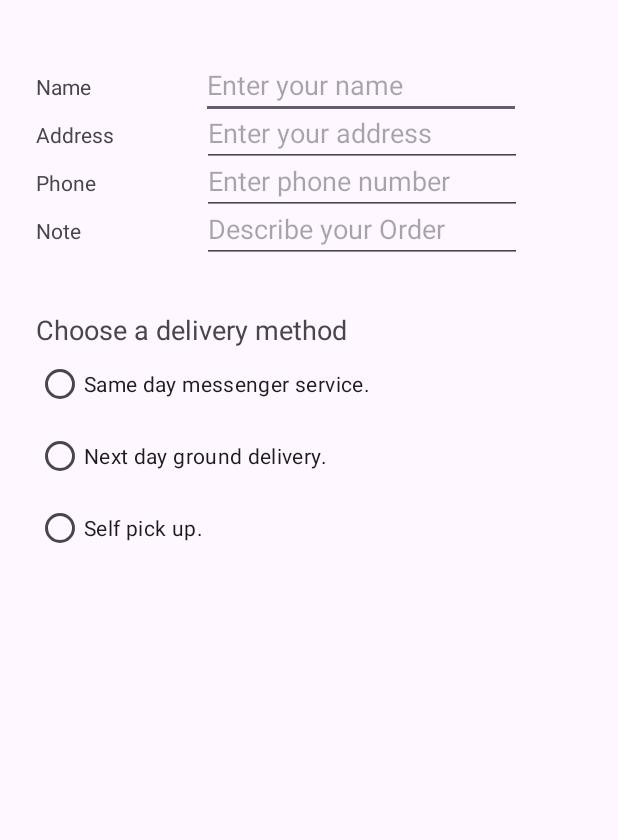
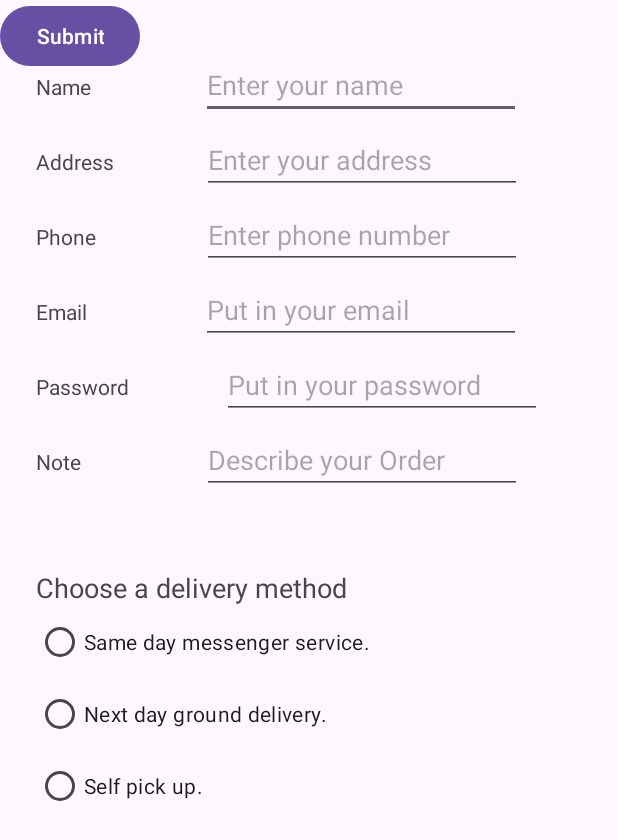
Before and after one commit to Marz-dev-tech/137214_Cafe_App, an Android app: the OrderActivity screen opened directly, with no data from a screen before it, on a phone screen of 412 x 824 dp. Shown: the top 840 px of the screen. Run offline under Robolectric (Android 15) with nearby library versions, the phone set to English and light mode, and no system bars.

Commit message:
Email, Password and Submit
Addedd email and password fields as well as a submit button

```diff
--- a/app/src/main/AndroidManifest.xml
+++ b/app/src/main/AndroidManifest.xml
@@ -13,8 +13,11 @@
         android:theme="@style/Theme.Cafe_App"
         tools:targetApi="31">
         <activity
+            android:name=".OrderDetailsActivity"
+            android:exported="false" />
+        <activity
             android:name=".OrderActivity"
-            android:label = "Order Activity"
+            android:label="Order Activity"
             android:parentActivityName=".MainActivity" />
         <activity
             android:name=".MainActivity"
--- a/app/src/main/java/com/example/cafe_app/OrderActivity.kt
+++ b/app/src/main/java/com/example/cafe_app/OrderActivity.kt
@@ -1,7 +1,10 @@
 package com.example.cafe_app
 
+import android.content.Intent
 import android.os.Bundle
+import android.util.Patterns
 import android.view.View
+import android.widget.EditText
 import android.widget.RadioButton
 import android.widget.Toast
 import androidx.activity.enableEdgeToEdge
@@ -34,4 +37,9 @@ class OrderActivity : AppCompatActivity() {
                     }
                 }
             }
+    fun submitForm(view: View){
+        val intent = Intent(this,
+            OrderDetailsActivity::class.java)
+        startActivity(intent)
+    }
 }
--- /dev/null
+++ b/app/src/main/java/com/example/cafe_app/OrderDetailsActivity.kt
@@ -0,0 +1,20 @@
+package com.example.cafe_app
+
+import android.os.Bundle
+import androidx.activity.enableEdgeToEdge
+import androidx.appcompat.app.AppCompatActivity
+import androidx.core.view.ViewCompat
+import androidx.core.view.WindowInsetsCompat
+
+class OrderDetailsActivity : AppCompatActivity() {
+    override fun onCreate(savedInstanceState: Bundle?) {
+        super.onCreate(savedInstanceState)
+        enableEdgeToEdge()
+        setContentView(R.layout.activity_order_details)
+        ViewCompat.setOnApplyWindowInsetsListener(findViewById(R.id.main)) { v, insets ->
+            val systemBars = insets.getInsets(WindowInsetsCompat.Type.systemBars())
+            v.setPadding(systemBars.left, systemBars.top, systemBars.right, systemBars.bottom)
+            insets
+        }
+    }
+}
--- a/app/src/main/res/layout/activity_order.xml
+++ b/app/src/main/res/layout/activity_order.xml
@@ -46,11 +46,11 @@
         android:layout_width="wrap_content"
         android:layout_height="wrap_content"
         android:layout_marginStart="24dp"
-        android:layout_marginTop="32dp"
+        android:layout_marginTop="50dp"
         android:text="Address"
         app:layout_constraintStart_toStartOf="parent"
-        app:layout_constraintTop_toTopOf="@id/name_label"
-        />
+        app:layout_constraintTop_toTopOf="@id/name_label" />
+
     <EditText
         android:id="@+id/address_text"
         android:layout_width="wrap_content"
@@ -69,11 +69,10 @@
         android:layout_width="wrap_content"
         android:layout_height="wrap_content"
         android:layout_marginStart="24dp"
-        android:layout_marginTop="32dp"
+        android:layout_marginTop="50dp"
         android:text="Phone"
         app:layout_constraintStart_toStartOf="parent"
-        app:layout_constraintTop_toTopOf="@id/address_label"
-        />
+        app:layout_constraintTop_toTopOf="@id/address_label" />
 
     <EditText
         android:id="@+id/phone_text"
@@ -89,15 +88,62 @@
         app:layout_constraintStart_toEndOf="@id/phone_label" />
 
     <TextView
+        android:id="@+id/email_label"
+        android:layout_width="wrap_content"
+        android:layout_height="wrap_content"
+        android:layout_marginStart="24dp"
+        android:layout_marginTop="50dp"
+        android:text="Email"
+        app:layout_constraintStart_toStartOf="parent"
+        app:layout_constraintTop_toTopOf="@id/phone_label"
+        />
+
+    <EditText
+        android:id="@+id/email_text"
+        android:layout_width="wrap_content"
+        android:layout_height="wrap_content"
+        android:layout_marginStart="8dp"
+        android:ems="10"
+        android:hint="Put in your email"
+        android:inputType="textEmailAddress"
+        app:layout_constraintBaseline_toBaselineOf="@id/email_label"
+        app:layout_constraintEnd_toEndOf="parent"
+        app:layout_constraintHorizontal_bias="0.514"
+        app:layout_constraintStart_toEndOf="@id/email_label" />
+
+    <TextView
+        android:id="@+id/password_label"
+        android:layout_width="wrap_content"
+        android:layout_height="wrap_content"
+        android:layout_marginStart="24dp"
+        android:layout_marginTop="50dp"
+        android:text="Password"
+        app:layout_constraintStart_toStartOf="parent"
+        app:layout_constraintTop_toTopOf="@id/email_label"
+        />
+
+    <EditText
+        android:id="@+id/password_text"
+        android:layout_width="wrap_content"
+        android:layout_height="wrap_content"
+        android:layout_marginStart="8dp"
+        android:ems="10"
+        android:hint="Put in your password"
+        android:inputType="textPassword"
+        app:layout_constraintBaseline_toBaselineOf="@id/password_label"
+        app:layout_constraintEnd_toEndOf="parent"
+        app:layout_constraintHorizontal_bias="0.514"
+        app:layout_constraintStart_toEndOf="@id/password_label" />
+
+    <TextView
         android:id="@+id/note_label"
         android:layout_width="wrap_content"
         android:layout_height="wrap_content"
         android:layout_marginStart="24dp"
-        android:layout_marginTop="32dp"
+        android:layout_marginTop="50dp"
         android:text="Note"
         app:layout_constraintStart_toStartOf="parent"
-        app:layout_constraintTop_toTopOf="@id/phone_label"
-        />
+        app:layout_constraintTop_toTopOf="@id/password_label" />
 
     <EditText
         android:id="@+id/note_text"
@@ -110,15 +156,14 @@
         app:layout_constraintBaseline_toBaselineOf="@id/note_label"
         app:layout_constraintEnd_toEndOf="parent"
         app:layout_constraintHorizontal_bias="0.532"
-        app:layout_constraintStart_toEndOf="@id/note_label"
-        />
+        app:layout_constraintStart_toEndOf="@id/note_label" />
 
     <TextView
         android:id="@+id/delivery_label"
         android:layout_width="wrap_content"
         android:layout_height="wrap_content"
         android:layout_marginStart="24dp"
-        android:layout_marginTop="32dp"
+        android:layout_marginTop="50dp"
         android:text="Choose a delivery method"
         android:textSize="18sp"
         app:layout_constraintStart_toStartOf="parent"
@@ -153,4 +198,16 @@
             android:text="@string/pick_up" />
        </RadioGroup>
 
+    <Button
+        android:id="@+id/submitButton"
+        android:layout_width="wrap_content"
+        android:layout_height="wrap_content"
+        android:text="Submit"
+        android:onClick="submitForm"
+        tools:layout_editor_absoluteX="269dp"
+        tools:layout_editor_absoluteY="407dp"
+        app:layout_constraintStart_toStartOf="parent"
+        app:layout_constraintTop_toBottomOf="@id/pickup"
+        tools:ignore="NotSibling" />
+
 </androidx.constraintlayout.widget.ConstraintLayout>
--- /dev/null
+++ b/app/src/main/res/layout/activity_order_details.xml
@@ -0,0 +1,10 @@
+<?xml version="1.0" encoding="utf-8"?>
+<androidx.constraintlayout.widget.ConstraintLayout xmlns:android="http://schemas.android.com/apk/res/android"
+    xmlns:app="http://schemas.android.com/apk/res-auto"
+    xmlns:tools="http://schemas.android.com/tools"
+    android:id="@+id/main"
+    android:layout_width="match_parent"
+    android:layout_height="match_parent"
+    tools:context=".OrderDetails">
+
+</androidx.constraintlayout.widget.ConstraintLayout>
```
